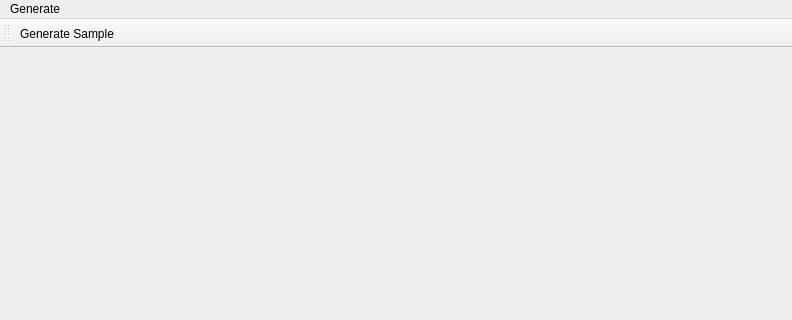
Qt form mainwindow.ui (braubergiag/ModelDistribution) before a commit; both pictures show x 0 to 792 and y 0 to 320 of the 792 by 536 pixel window.
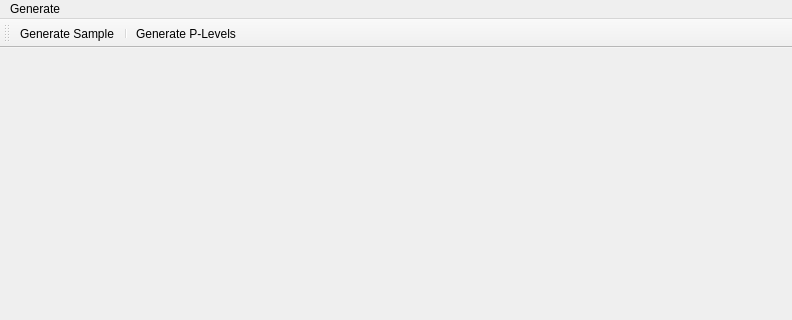
The same form after that commit.

Diff of the .ui file:
```diff
--- a/mainwindow.ui
+++ b/mainwindow.ui
@@ -66,12 +66,19 @@
     <bool>false</bool>
    </attribute>
    <addaction name="actionCreate"/>
+   <addaction name="separator"/>
+   <addaction name="actionGenerate_P_Levels"/>
   </widget>
   <action name="actionCreate">
    <property name="text">
     <string>Generate Sample</string>
    </property>
   </action>
+  <action name="actionGenerate_P_Levels">
+   <property name="text">
+    <string>Generate P-Levels</string>
+   </property>
+  </action>
  </widget>
  <resources/>
  <connections/>
```
